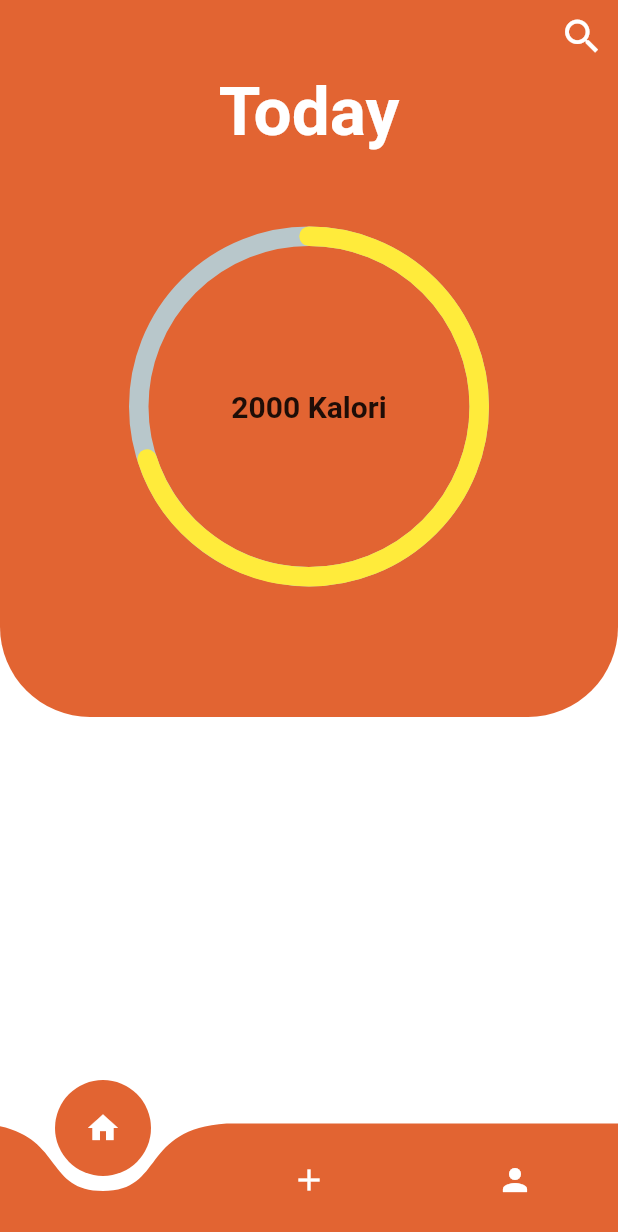
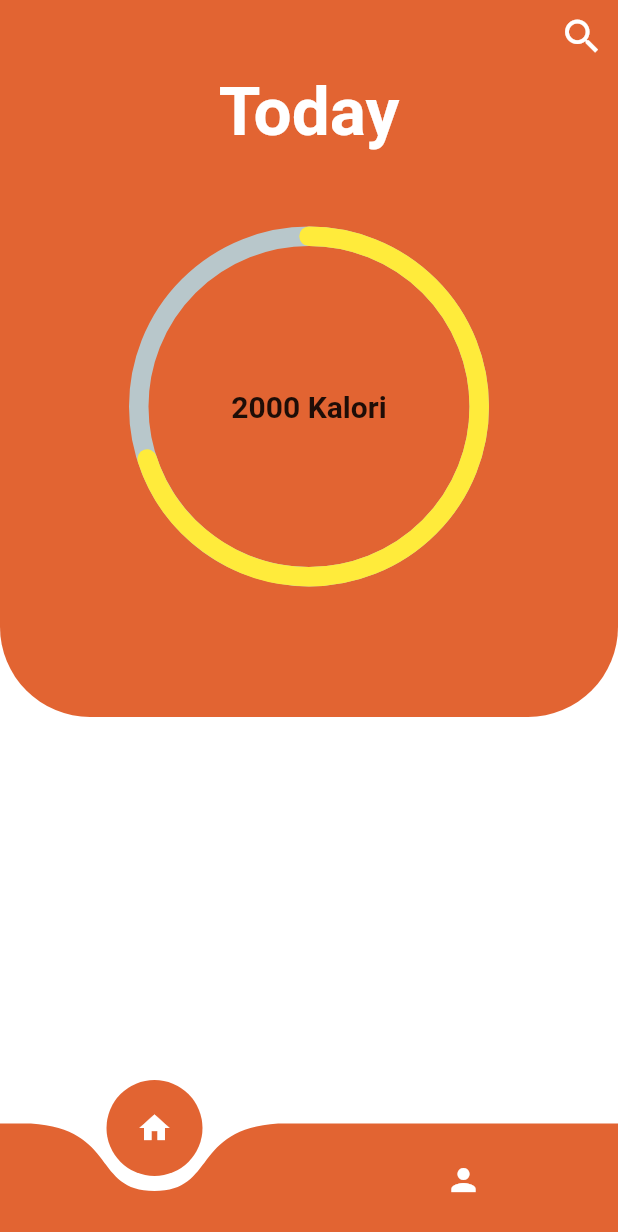
Before and after one commit to erenincesu10/final_project_calorie_tracker, a Flutter app: the HomePage screen opened directly, on a phone screen of 412 x 824 dp. Shown: the top 1232 px of the screen. Run offline on Flutter 3.47's test engine with Material 2 defaults, Android fonts, the phone set to English and light mode, and no system bars; drawn by our look-alikes of curved_navigation_bar, percent_indicator; our stand-ins replace firebase_core, flutter_spinkit, lottie, persistent_bottom_nav_bar_v2, sleek_circular_slider; missing offline and left inert: dart:ffi; accounts and stored records are empty.

```diff
--- a/lib/components/HomePage/home_page.dart
+++ b/lib/components/HomePage/home_page.dart
@@ -98,13 +98,6 @@ class HomePage extends StatelessWidget {
           ),
           IconButton(
             icon: Icon(
-              Icons.add,
-              color: Colors.white,
-            ),
-            onPressed: () {},
-          ),
-          IconButton(
-            icon: Icon(
               Icons.person,
               color: Colors.white,
             ),
```
Also changed, not shown: lib/components/HomePage/bottom_nav_bar.dart (deleted, +0 -32 lines).
